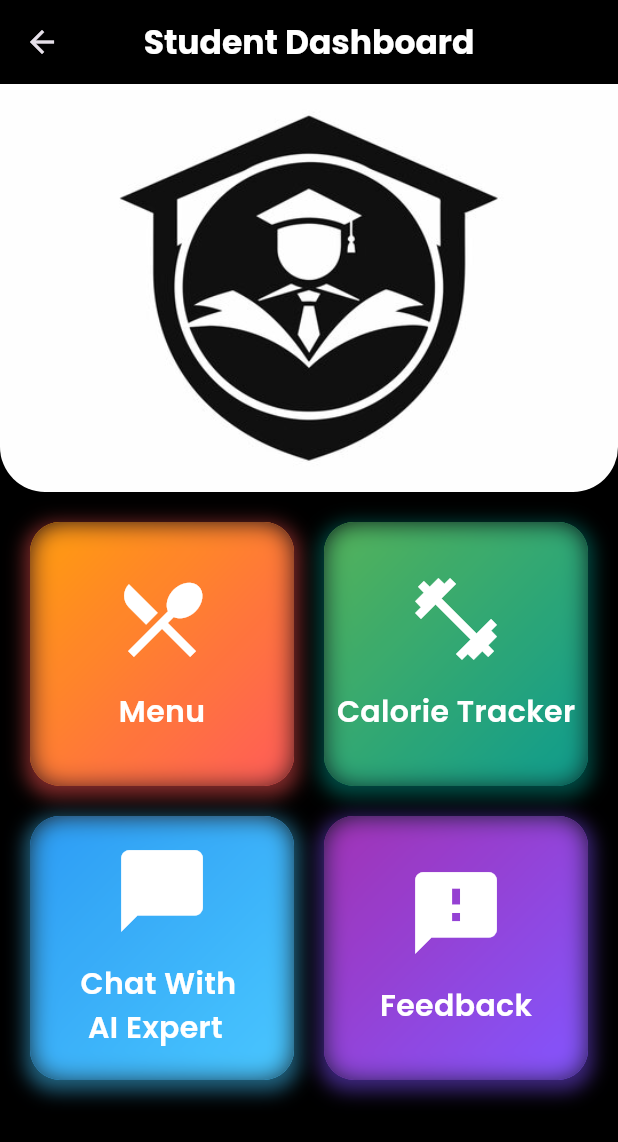
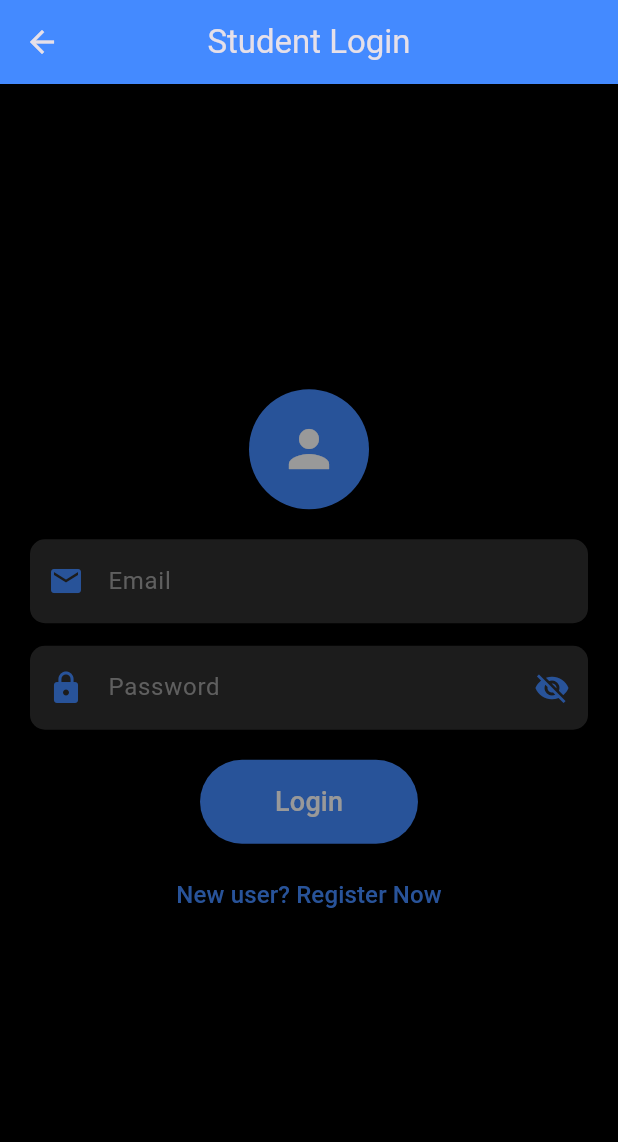
Before and after one commit to Subhashree0718/Updated-SDG, a Flutter app: the screen it shows after launch, after a tap on "Student", on a phone screen of 412 x 824 dp. Shown: the top 1142 px of the screen. Run offline on Flutter 3.47's test engine with Material 3 defaults, Android fonts, the phone set to English and light mode, and no system bars; our stand-ins replace cloud_firestore, firebase_auth, firebase_core, google_fonts, image_picker, shared_preferences and 1 more; accounts and stored records are empty.

Commit message:
Login Firebase

```diff
--- a/lib/main.dart
+++ b/lib/main.dart
@@ -1,8 +1,12 @@
 import 'package:flutter/material.dart';
-import 'screens/admin/admin_dashboard.dart';
-import 'screens/student/student_dashboard.dart';
+import 'screens/admin/AdminLogin.dart';
+import 'screens/student/StudentLogin.dart';
+import 'package:firebase_core/firebase_core.dart';
+import 'package:flutter/material.dart';
 
 void main() {
+  WidgetsFlutterBinding.ensureInitialized();
+   Firebase.initializeApp();
   runApp(const MyApp());
 }
 
@@ -48,7 +52,16 @@ class LoginPage extends StatelessWidget {
                 onTap: () {
                   Navigator.push(
                     context,
-                    MaterialPageRoute(builder: (context) => const AdminDashboard()),
+                    PageRouteBuilder(
+                      transitionDuration: const Duration(milliseconds: 600),
+                      pageBuilder: (_, __, ___) => const AdminLogin(),
+                      transitionsBuilder: (_, animation, __, child) {
+                        return FadeTransition(
+                          opacity: animation,
+                          child: child,
+                        );
+                      },
+                    ),
                   );
                 },
               ),
@@ -61,7 +74,16 @@ class LoginPage extends StatelessWidget {
                 onTap: () {
                   Navigator.push(
                     context,
-                    MaterialPageRoute(builder: (context) => const StudentDashboard()),
+                    PageRouteBuilder(
+                      transitionDuration: const Duration(milliseconds: 600),
+                      pageBuilder: (_, __, ___) => const StudentLogin(),
+                      transitionsBuilder: (_, animation, __, child) {
+                        return ScaleTransition(
+                          scale: animation,
+                          child: child,
+                        );
+                      },
+                    ),
                   );
                 },
               ),
@@ -72,7 +94,8 @@ class LoginPage extends StatelessWidget {
     );
   }
 
-  Widget _buildCard(BuildContext context, {required String title, required IconData icon, required Color color, required VoidCallback onTap}) {
+  Widget _buildCard(BuildContext context,
+      {required String title, required IconData icon, required Color color, required VoidCallback onTap}) {
     return GestureDetector(
       onTap: onTap,
       child: AnimatedContainer(
@@ -94,11 +117,14 @@ class LoginPage extends StatelessWidget {
         child: Column(
           mainAxisAlignment: MainAxisAlignment.center,
           children: [
-            Icon(icon, size: 50, color: color),
+            Hero(
+              tag: title,
+              child: Icon(icon, size: 50, color: color),
+            ),
             const SizedBox(height: 10),
             Text(
               title,
-              style: TextStyle(
+              style: const TextStyle(
                 color: Colors.white,
                 fontSize: 18,
                 fontWeight: FontWeight.bold,
--- a/lib/screens/admin/feedback_checker.dart
+++ b/lib/screens/admin/feedback_checker.dart
@@ -200,10 +200,12 @@ class FeedbackChecker extends StatefulWidget {
 
 class _FeedbackCheckerState extends State<FeedbackChecker> {
   List<Map<String, dynamic>> feedbackList = [
-    {"name": "John Doe", "feedback": "Great service!", "sentiment": "positive", "resolved": false, "date": "2025-02-12"},
-    {"name": "Alice Smith", "feedback": "Food quality needs improvement.", "sentiment": "negative", "resolved": false, "date": "2025-02-11"},
-    {"name": "Robert", "feedback": "Very fast response. Loved it!", "sentiment": "positive", "resolved": true, "date": "2025-02-10"},
-    {"name": "Sophia", "feedback": "The canteen is not clean.", "sentiment": "negative", "resolved": false, "date": "2025-02-09"},
+
+    {"name": "Karuppasamy", "feedback": "Great service!", "sentiment": "positive", "resolved": false, "date": "2025-02-12"},
+    {"name": "Meenakshi", "feedback": "Food quality needs improvement.", "sentiment": "negative", "resolved": false, "date": "2025-02-11"},
+    {"name": "Thenmozhi", "feedback": "Food quality needs improvement.", "sentiment": "negative", "resolved": false, "date": "2025-02-11"},
+    {"name": "K.Kuppusamy ", "feedback": "Very fast response. Loved it!", "sentiment": "positive", "resolved": true, "date": "2025-02-10"},
+    {"name": "Maragatham", "feedback": "The canteen is not clean.", "sentiment": "negative", "resolved": false, "date": "2025-02-09"},
   ];
 
   String selectedFilter = "All";
--- a/lib/screens/admin/release_menu.dart
+++ b/lib/screens/admin/release_menu.dart
@@ -9,8 +9,7 @@ class ReleaseMenu extends StatefulWidget {
 
 class _ReleaseMenuState extends State<ReleaseMenu> {
   // List of available menu items
-  final List<String> availableItems = ["Pizza", "Pasta", "Sandwich", "Burger", "Fries", "Salad", "Soup"];
-
+   final List<String> availableItems = ["Idli", "Dosa", "Biryani", "Chapati", "Pongal", "Upma", "Paniyaram", "Uthappam", "Parotta", "Vada", "Sambar", "Rasam", "Kootu", "Kuzhambu", "Thayir Sadam", "Lemon Rice", "Puliyodarai", "Tomato Rice", "Coconut Rice", "Sakkarai Pongal"];
   // Admin-selected menu items
   final List<String> selectedItems = [];
 
--- /dev/null
+++ b/lib/screens/student/StudentLogin.dart
@@ -0,0 +1,197 @@
+import 'package:flutter/material.dart';
+import 'package:firebase_auth/firebase_auth.dart';
+import 'package:cloud_firestore/cloud_firestore.dart';
+import 'student_dashboard.dart';
+import 'student_register.dart';
+
+class StudentLogin extends StatefulWidget {
+  const StudentLogin({Key? key}) : super(key: key);
+
+  @override
+  _StudentLoginState createState() => _StudentLoginState();
+}
+
+class _StudentLoginState extends State<StudentLogin> {
+  final FirebaseAuth _auth = FirebaseAuth.instance;
+  final FirebaseFirestore _firestore = FirebaseFirestore.instance;
+
+  final TextEditingController _emailController = TextEditingController();
+  final TextEditingController _passwordController = TextEditingController();
+  bool _isLoading = false;
+  bool _isPasswordVisible = false;
+  double _formOpacity = 0.0;
+
+  @override
+  void initState() {
+    super.initState();
+    Future.delayed(const Duration(milliseconds: 500), () {
+      setState(() {
+        _formOpacity = 1.0;
+      });
+    });
+  }
+
+  Future<void> _login() async {
+    setState(() { _isLoading = true; });
+    try {
+      UserCredential userCredential = await _auth.signInWithEmailAndPassword(
+        email: _emailController.text.trim(),
+        password: _passwordController.text.trim(),
+      );
+
+      DocumentSnapshot userDoc = await _firestore
+          .collection("students")
+          .doc(userCredential.user!.uid)
+          .get();
+
+      if (userDoc.exists) {
+        Navigator.pushReplacement(
+          context,
+          MaterialPageRoute(builder: (context) => const StudentDashboard()),
+        );
+      } else {
+        ScaffoldMessenger.of(context).showSnackBar(
+          const SnackBar(content: Text("You are new here! Please register first.")),
+        );
+        _auth.signOut();
+      }
+    } on FirebaseAuthException catch (e) {
+      String message = "Login Failed: ${e.message}";
+      if (e.code == 'user-not-found' || e.code == 'invalid-credential') {
+        message = "You are new here! Please register first.";
+      } else if (e.code == 'wrong-password') {
+        message = "Incorrect password. Please try again.";
+      }
+      ScaffoldMessenger.of(context).showSnackBar(SnackBar(content: Text(message)));
+    }
+    setState(() { _isLoading = false; });
+  }
+
+  @override
+  Widget build(BuildContext context) {
+    return Scaffold(
+      backgroundColor: Colors.black,
+      appBar: AppBar(
+        title: const Text("Student Login"),
+        backgroundColor: Colors.blueAccent,
+        centerTitle: true,
+      ),
+      body: Center(
+        child: AnimatedOpacity(
+          duration: const Duration(seconds: 1),
+          opacity: _formOpacity,
+          child: Padding(
+            padding: const EdgeInsets.all(20.0),
+            child: Column(
+              mainAxisAlignment: MainAxisAlignment.center,
+              children: [
+                _animatedBox(),
+                const SizedBox(height: 20),
+                _buildTextField("Email", Icons.email, _emailController),
+                const SizedBox(height: 15),
+                _buildPasswordField(),
+                const SizedBox(height: 20),
+                AnimatedSwitcher(
+                  duration: const Duration(milliseconds: 500),
+                  child: _isLoading
+                      ? const CircularProgressIndicator(color: Colors.blueAccent)
+                      : ElevatedButton(
+                          style: ElevatedButton.styleFrom(
+                            backgroundColor: Colors.blueAccent,
+                            padding: const EdgeInsets.symmetric(horizontal: 50, vertical: 15),
+                          ),
+                          onPressed: _login,
+                          child: const Text("Login", style: TextStyle(fontSize: 18, color: Colors.white)),
+                        ),
+                ),
+                const SizedBox(height: 10),
+                TextButton(
+                  onPressed: () {
+                    Navigator.push(
+                      context,
+                      MaterialPageRoute(builder: (context) => const StudentRegister()),
+                    );
+                  },
+                  child: const Text(
+                    "New user? Register Now",
+                    style: TextStyle(color: Colors.blueAccent, fontSize: 16),
+                  ),
+                ),
+              ],
+            ),
+          ),
+        ),
+      ),
+    );
+  }
+
+  Widget _animatedBox() {
+    return TweenAnimationBuilder(
+      tween: Tween<double>(begin: 0, end: 1),
+      duration: const Duration(seconds: 1),
+      builder: (context, double value, child) {
+        return Transform.scale(
+          scale: value,
+          child: Container(
+            height: 80,
+            width: 80,
+            decoration: BoxDecoration(
+              color: Colors.blueAccent,
+              shape: BoxShape.circle,
+            ),
+            child: const Icon(Icons.person, size: 40, color: Colors.white),
+          ),
+        );
+      },
+    );
+  }
+
+  Widget _buildTextField(String hint, IconData icon, TextEditingController controller, {bool obscureText = false}) {
+    return TextField(
+      controller: controller,
+      obscureText: obscureText,
+      style: const TextStyle(color: Colors.white),
+      decoration: InputDecoration(
+        prefixIcon: Icon(icon, color: Colors.blueAccent),
+        hintText: hint,
+        hintStyle: TextStyle(color: Colors.grey[500]),
+        filled: true,
+        fillColor: Colors.grey[850],
+        border: OutlineInputBorder(
+          borderRadius: BorderRadius.circular(10),
+          borderSide: BorderSide.none,
+        ),
+      ),
+    );
+  }
+
+  Widget _buildPasswordField() {
+    return TextField(
+      controller: _passwordController,
+      obscureText: !_isPasswordVisible,
+      style: const TextStyle(color: Colors.white),
+      decoration: InputDecoration(
+        prefixIcon: const Icon(Icons.lock, color: Colors.blueAccent),
+        suffixIcon: IconButton(
+          icon: Icon(
+            _isPasswordVisible ? Icons.visibility : Icons.visibility_off,
+            color: Colors.blueAccent,
+          ),
+          onPressed: () {
+            setState(() {
+              _isPasswordVisible = !_isPasswordVisible;
+            });
+          },
+        ),
+        hintText: "Password",
+        hintStyle: TextStyle(color: Colors.grey[500]),
+        filled: true,
+        fillColor: Colors.grey[850],
+        border: OutlineInputBorder(
+          borderRadius: BorderRadius.circular(10),
+          borderSide: BorderSide.none,
+        ),
+      ),
+    );
+  }
+}
--- a/pubspec.yaml
+++ b/pubspec.yaml
@@ -11,6 +11,9 @@ dependencies:
   flutter:
     sdk: flutter
 
+
+
+
   cupertino_icons: ^1.0.8
   google_fonts: ^6.2.1
   fl_chart: ^0.70.2
@@ -19,6 +22,9 @@ dependencies:
   shared_preferences: ^2.5.2
   url_launcher: ^6.3.1
   image_picker: ^1.1.2
+  firebase_core: ^3.11.0
+  firebase_auth: ^5.4.2
+  cloud_firestore: ^5.6.3
 
 dev_dependencies:
   flutter_test:
```
Also changed, not shown: lib/screens/admin/AdminLogin.dart (added, +89 -0 lines), lib/screens/admin/stock_management.dart (+10 -5 lines), lib/screens/splash_screen.dart (+44 -0 lines), lib/screens/student/menu_screen.dart (+10 -8 lines), lib/screens/student/student_register.dart (added, +216 -0 lines), pubspec.lock, 6 other files.
